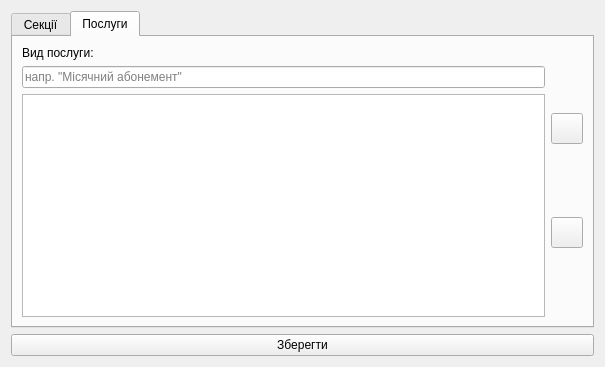
Old version of the form yesport_tracker/settingswindow.ui in the repository shybovycha/yesport_tracker.
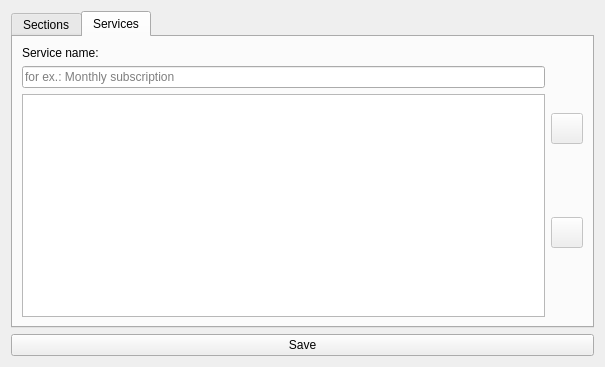
New version of the form. The open tabs and pages were chosen to show the change. Icons and pictures are not drawn.

Patch:
```diff
--- a/yesport_tracker/settingswindow.ui
+++ b/yesport_tracker/settingswindow.ui
@@ -33,7 +33,7 @@
        </property>
        <widget class="QWidget" name="departmentsTab">
         <attribute name="title">
-         <string>Секції</string>
+         <string>Sections</string>
         </attribute>
         <layout class="QGridLayout" name="gridLayout">
          <item row="0" column="1">
@@ -105,7 +105,7 @@
        </widget>
        <widget class="QWidget" name="programsTab">
         <attribute name="title">
-         <string>Послуги</string>
+         <string>Services</string>
         </attribute>
         <layout class="QGridLayout" name="gridLayout_2">
          <item row="0" column="1">
@@ -113,14 +113,14 @@
            <item>
             <widget class="QLabel" name="label_2">
              <property name="text">
-              <string>Вид послуги:</string>
+              <string>Service name:</string>
              </property>
             </widget>
            </item>
            <item>
             <widget class="QLineEdit" name="programNameEdit">
              <property name="placeholderText">
-              <string>напр. &quot;Місячний абонемент&quot;</string>
+              <string>for ex.: Monthly subscription</string>
              </property>
             </widget>
            </item>
@@ -133,6 +133,9 @@
           <layout class="QVBoxLayout" name="verticalLayout_3">
            <item>
             <widget class="QToolButton" name="addProgramButton">
+             <property name="enabled">
+              <bool>false</bool>
+             </property>
              <property name="text">
               <string/>
              </property>
@@ -150,6 +153,9 @@
            </item>
            <item>
             <widget class="QToolButton" name="removeProgramButton">
+             <property name="enabled">
+              <bool>false</bool>
+             </property>
              <property name="text">
               <string/>
              </property>
@@ -174,7 +180,7 @@
      <item>
       <widget class="QPushButton" name="closeButton">
        <property name="text">
-        <string>Зберегти</string>
+        <string>Save</string>
        </property>
       </widget>
      </item>
```
Left out of the diff: 14 changed lines with no effect on the pictures.
